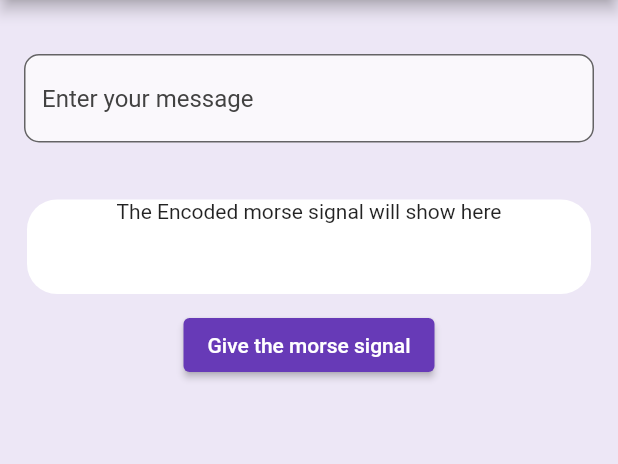
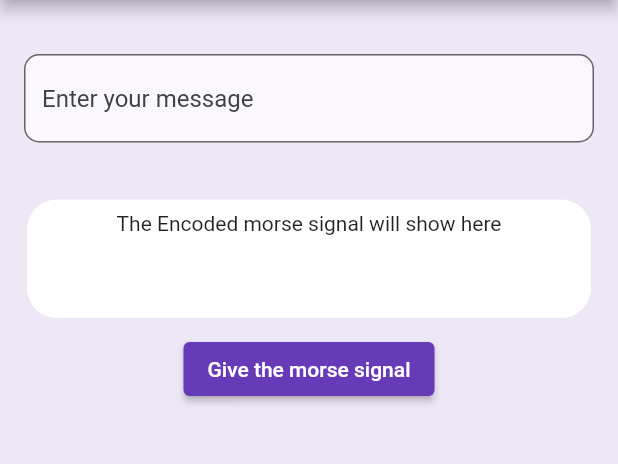
Before and after one commit to asifmohammed3/morse_flasher, a Flutter app: the screen it shows after launch, on a phone screen of 412 x 824 dp, the part 84-548 px from its top. Run offline on Flutter 3.47's test engine with Material 2 defaults, Android fonts, the phone set to English and light mode, and no system bars; missing offline and left inert: torch_light.

Commit message:
added number morse

```diff
--- a/lib/main.dart
+++ b/lib/main.dart
@@ -32,7 +32,17 @@ Map mapper = {
   'x': '-..-',
   'y': '-.--',
   'z': '--..',
-  ' ': '     '
+  ' ': '     ',
+  '1': '.----',
+  '2': '..---',
+  '3': '...--',
+  '4': '....-',
+  '5': '.....',
+  '6': '-....',
+  '7': '--...',
+  '8': '---..',
+  '9': '----.',
+  '0': '-----',
 };
 void main() {
   runApp(MaterialApp(
@@ -128,7 +138,11 @@ class _MyAppState extends State<MyApp> {
                       child: Column(
                         mainAxisAlignment: MainAxisAlignment.spaceAround,
                         children: [
-                          const Text("The Encoded morse signal will show here"),
+                          const Padding(
+                            padding: EdgeInsets.all(8.0),
+                            child:
+                                Text("The Encoded morse signal will show here"),
+                          ),
                           Text(
                             displayMorse(),
                             style: const TextStyle(
```
